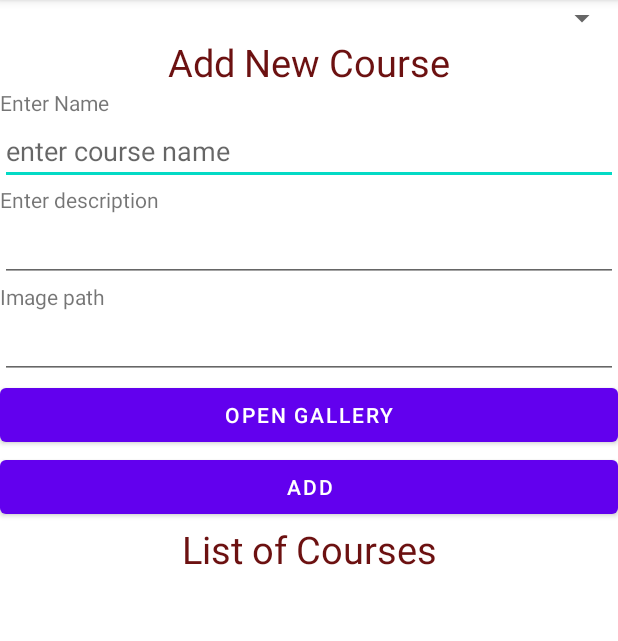
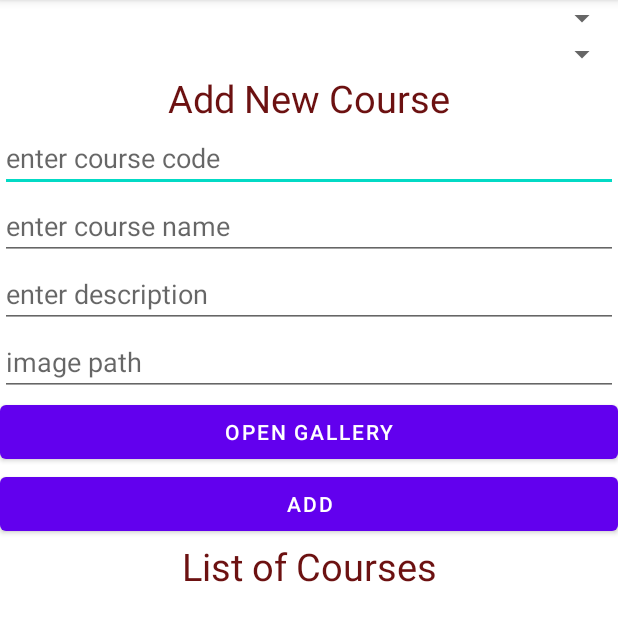
Before and after one commit to A00230757/HarpreetCambrianCoursesApp, an Android app: the AddCoursesActivity screen opened directly, with no data from a screen before it, after a tap on "ADD", on a phone screen of 412 x 824 dp, the part 84-725 px from its top. Run offline under Robolectric (Android 15) with nearby library versions, the phone set to English and light mode, and no system bars; our stand-ins replace Firebase (no records; nobody signed in at launch, a user with empty details on screens opened directly), Picasso; pictures from the network do not load.

Commit message:
in add courses earlier there was no course code and professor.
 now i made few changes in  this activity and first of all departments are visible in spinner and in second spinner professors in that department are shown. Admin can choose any department and professor under that departmnet to add course. So in this way new course with its code , name , description is added and also professor is assigned to the course.

 Files changed course.java (few columns added)
 activity_add_courses.xml (spinner for professor , course code edittext added)
 AddCoursesActivity.java (professor for selected department fetched automatically  to assign to course)

```diff
--- a/app/src/main/java/com/example/harpreetcambriancoursesapp/AddCoursesActivity.java
+++ b/app/src/main/java/com/example/harpreetcambriancoursesapp/AddCoursesActivity.java
@@ -47,11 +47,13 @@ public class AddCoursesActivity extends AppCompatActivity {
     myadapter mycustomadapter_courses;
 
     ListView listview_courses;
-    EditText edittext_course_name,edittext_description,edittext_imagepath;
+    EditText edittext_course_code,edittext_course_name,edittext_description,edittext_imagepath;
 
-    Spinner spinnerdepartment;
+    Spinner spinnerdepartment , spinnerprofessor;
     ArrayList<String> arraydepartments = new ArrayList<>();
     ArrayAdapter<String> adapter_departments ;
+    ArrayList<String> arrayprofessors = new ArrayList<>();
+    ArrayAdapter<String> adapter_professor;
 
     FirebaseDatabase firebaseDatabase;
     DatabaseReference mainrefcourse;
@@ -61,12 +63,14 @@ public class AddCoursesActivity extends AppCompatActivity {
 
     String course_photopath="/storage/emulated/0/Pictures/Title (30).jpg/d1";
     String selected_department="";
+    String selected_professor="";
     @Override
     protected void onCreate(Bundle savedInstanceState) {
         super.onCreate(savedInstanceState);
         setContentView(R.layout.activity_add_courses);
 
         listview_courses = (ListView) (findViewById(R.id.listview_courses));
+        edittext_course_code = (EditText) (findViewById(R.id.edittext_course_code));
         edittext_course_name = (EditText) (findViewById(R.id.edittext_course_name));
         edittext_description = (EditText) (findViewById(R.id.edittext_description));
         edittext_imagepath = (EditText) (findViewById(R.id.edittext_imagepath));
@@ -74,6 +78,9 @@ public class AddCoursesActivity extends AppCompatActivity {
         spinnerdepartment = (Spinner) (findViewById(R.id.spinnerdepartment));
         adapter_departments = new ArrayAdapter<String>(this,android.R.layout.simple_list_item_1,arraydepartments);
         spinnerdepartment.setAdapter(adapter_departments);
+        spinnerprofessor = (Spinner) (findViewById(R.id.spinnerprofessor));
+        adapter_professor = new ArrayAdapter<String>(this,android.R.layout.simple_list_item_1,arrayprofessors);
+        spinnerprofessor.setAdapter(adapter_professor);
 
 
 
@@ -92,7 +99,12 @@ public class AddCoursesActivity extends AppCompatActivity {
             @Override
             public void onItemSelected(AdapterView<?> parent, View view, int position, long id) {
                 selected_department = arraydepartments.get(position);
-                fetchCoursesFromFirebase(selected_department);
+                if(!selected_department.equals("")){
+                    arraylist_courses.clear();
+                    mycustomadapter_courses.notifyDataSetChanged();
+                    fetchProfessorsFromFirebase();
+                }
+                //fetchProfessorsFromFirebase();
                 Toast.makeText(getApplicationContext(),selected_department,Toast.LENGTH_SHORT).show();
 
             }
@@ -102,6 +114,23 @@ public class AddCoursesActivity extends AppCompatActivity {
 
             }
         });
+
+        spinnerprofessor.setOnItemSelectedListener(new AdapterView.OnItemSelectedListener() {
+            @Override
+            public void onItemSelected(AdapterView<?> parent, View view, int position, long id) {
+                selected_professor = arrayprofessors.get(position);
+                fetchCoursesFromFirebase(selected_department,selected_professor);
+                Toast.makeText(getApplicationContext(),selected_professor,Toast.LENGTH_SHORT).show();
+
+            }
+
+            @Override
+            public void onNothingSelected(AdapterView<?> parent) {
+
+            }
+        });
+
+
 
         listview_courses.setOnItemClickListener(new AdapterView.OnItemClickListener() {
             @Override
@@ -134,6 +163,8 @@ public class AddCoursesActivity extends AppCompatActivity {
                     arraydepartments.add(depttemp.name);
                 }
                 adapter_departments.notifyDataSetChanged();
+                //fetchProfessorsFromFirebase();
+
             }
             @Override
             public void onCancelled(DatabaseError databaseError) {
@@ -142,7 +173,41 @@ public class AddCoursesActivity extends AppCompatActivity {
         });
     }
 
-    public void fetchCoursesFromFirebase(String department_selected){
+    public void fetchProfessorsFromFirebase(){
+        arrayprofessors.clear();
+        DatabaseReference mainrefprofessor;
+        DatabaseReference professorref;
+        mainrefprofessor = firebaseDatabase.getReference();
+        professorref =mainrefprofessor.child("professors");
+        professorref.addValueEventListener(new ValueEventListener() {
+            @Override
+            public void onDataChange(DataSnapshot dataSnapshot) {
+                arrayprofessors.clear();
+                //Log.d("MYESSAGE",dataSnapshot.toString());
+                for(DataSnapshot  singlesnapshot : dataSnapshot.getChildren())
+                {
+                    professor proftemp = singlesnapshot.getValue(professor.class);
+                    try {
+                        Log.d("MYESSAGE",singlesnapshot.getValue(professor.class).name);
+                    }
+                    catch (Exception ex){
+                        ex.printStackTrace();
+                    }
+                    if (proftemp.under_dept.equals(selected_department)){
+                        arrayprofessors.add(proftemp.name);
+                    }
+                }
+                adapter_professor.notifyDataSetChanged();
+            }
+            @Override
+            public void onCancelled(DatabaseError databaseError) {
+
+            }
+        });
+    }
+
+
+    public void fetchCoursesFromFirebase(String department_selected ,String professor_selected){
         arraylist_courses.clear();
         courseref.addValueEventListener(new ValueEventListener() {
             @Override
@@ -153,7 +218,7 @@ public class AddCoursesActivity extends AppCompatActivity {
                 {
                     course coursetemp = singlesnapshot.getValue(course.class);
                     try {
-                        if(coursetemp.under_dept.equals(department_selected)){
+                        if(coursetemp.under_dept.equals(department_selected)&& coursetemp.professor.equals(selected_professor)){
                             arraylist_courses.add(coursetemp);
                         }
                     }
@@ -171,11 +236,11 @@ public class AddCoursesActivity extends AppCompatActivity {
         });
     }
 
-    public boolean checkDuplicateEntry (String coursename){
+    public boolean checkDuplicateEntry (String coursecode){
         boolean flag = true;
         for(int i=0; i<arraylist_courses.size(); i++) {
-            String single_course_name = arraylist_courses.get(i).name;
-            if (single_course_name.equals(coursename)){
+            String single_course_code = arraylist_courses.get(i).coursecode;
+            if (single_course_code.equals(coursecode)){
                 flag = false;
                 break;
             }
@@ -237,8 +302,12 @@ public class AddCoursesActivity extends AppCompatActivity {
     public void add(View view)
     {
         String name_course = edittext_course_name.getText().toString();
+        String code_course = edittext_course_name.getText().toString();
         String description_course = edittext_description.getText().toString();
-        if (name_course.isEmpty()){
+        if (code_course.isEmpty()){
+            Toast.makeText(getApplicationContext(),"Enter course code",Toast.LENGTH_SHORT).show();
+        }
+        else if (name_course.isEmpty()){
             Toast.makeText(getApplicationContext(),"Enter course name",Toast.LENGTH_SHORT).show();
         }
         else if(description_course.isEmpty()){
@@ -248,34 +317,36 @@ public class AddCoursesActivity extends AppCompatActivity {
             Toast.makeText(getApplicationContext(),"Choose course image",Toast.LENGTH_SHORT).show();
         }
         else{
-            course course_object = new course(name_course,description_course,course_photopath+"/"+name_course,selected_department);
+            course course_object = new course(code_course,name_course,description_course,course_photopath+"/"+name_course,selected_department, selected_professor);
             DatabaseReference course_reference = courseref.child(name_course);
             Log.d("MYMESSAGE",course_reference.getKey());
-            if(checkDuplicateEntry(name_course)) {
+            if(checkDuplicateEntry(code_course)) {
                 course_reference.setValue(course_object);
-                uploadlogic(course_photopath , name_course);
+                uploadlogic(course_photopath , code_course);
             }
             else{
-                Toast.makeText(getApplicationContext(),"course with same name in this department already exists",Toast.LENGTH_SHORT).show();
+                Toast.makeText(getApplicationContext(),"course with same code in this department already exists",Toast.LENGTH_SHORT).show();
             }
         }
     }
 
-    public void uploadlogic(String path , String coursename)
+    public void uploadlogic(String path , String coursecode)
     {
         File localfile=new File(path);
         final long uploadfilesize = localfile.length();
-        StorageReference filerefoncloud = mainrefstorage.child("/courses/"+course_photopath+"/"+coursename);
+        StorageReference filerefoncloud = mainrefstorage.child("/courses/"+course_photopath+"/"+coursecode);
         UploadTask myuploadtask = filerefoncloud.putFile(Uri.fromFile(localfile));
         myuploadtask.addOnSuccessListener(new OnSuccessListener<UploadTask.TaskSnapshot>() {
             @Override
             public void onSuccess(UploadTask.TaskSnapshot taskSnapshot) {
                 Toast.makeText(AddCoursesActivity.this, "New course Added ,Upload DONE !!!!", Toast.LENGTH_SHORT).show();
                 //tv3.setText(taskSnapshot.getMetadata().getReference().getDownloadUrl().toString()+"");
+                edittext_course_code.setText("");
                 edittext_course_name.setText("");
                 edittext_description.setText("");
                 edittext_imagepath.setText("");
                 course_photopath="";
+
                 //fetchCoursesFromFirebase(selected_department);
             }
         });
@@ -364,7 +435,7 @@ public class AddCoursesActivity extends AppCompatActivity {
                                     for (DataSnapshot singleSnapshot: dataSnapshot.getChildren()) {
                                         singleSnapshot.getRef().removeValue();
                                         deletefile(d.path);
-                                        fetchCoursesFromFirebase(selected_department);
+                                        fetchCoursesFromFirebase(selected_department,selected_professor);
                                     }
                                 }
                                 @Override
--- a/app/src/main/java/com/example/harpreetcambriancoursesapp/course.java
+++ b/app/src/main/java/com/example/harpreetcambriancoursesapp/course.java
@@ -1,20 +1,24 @@
 package com.example.harpreetcambriancoursesapp;
 
 public class course {
+    public String coursecode;
     public String name;
     public String description;
     public String path;
     public String under_dept;
+    public String professor;
     course(){
         name="";
         description = "";
     }
-    public course(String name,String description,String path , String under_dept)
+    public course(String coursecode ,String name,String description,String path , String under_dept, String professor)
     {
+        this.coursecode=coursecode;
         this.name=name;
         this.description = description;
         this.path = path;
         this.under_dept=under_dept;
+        this.professor=professor;
     }
 
 
--- a/app/src/main/res/layout/activity_add_courses.xml
+++ b/app/src/main/res/layout/activity_add_courses.xml
@@ -19,6 +19,13 @@
             android:layout_width="match_parent"
             android:layout_height="wrap_content">
         </Spinner>
+        <Spinner
+            android:id="@+id/spinnerprofessor"
+            android:textColor="#000000"
+            android:textStyle="bold"
+            android:layout_width="match_parent"
+            android:layout_height="wrap_content">
+        </Spinner>
 
         <TextView
             android:gravity="center"
@@ -27,31 +34,26 @@
             android:text="Add New Course"
             android:layout_width="match_parent"
             android:layout_height="wrap_content" />
-
-        <TextView
-            android:text="Enter Name"
+        <EditText
+            android:hint="enter course code"
+            android:id="@+id/edittext_course_code"
             android:layout_width="match_parent"
             android:layout_height="wrap_content" />
+
         <EditText
             android:hint="enter course name"
             android:id="@+id/edittext_course_name"
             android:layout_width="match_parent"
             android:layout_height="wrap_content" />
 
-        <TextView
-            android:text="Enter description"
-            android:layout_width="match_parent"
-            android:layout_height="wrap_content" />
         <EditText
+            android:hint="enter description"
             android:id="@+id/edittext_description"
             android:layout_width="match_parent"
             android:layout_height="wrap_content" />
 
-        <TextView
-            android:text="Image path"
-            android:layout_width="match_parent"
-            android:layout_height="wrap_content" />
         <EditText
+            android:hint="image path"
             android:id="@+id/edittext_imagepath"
             android:layout_width="match_parent"
             android:layout_height="wrap_content" />
@@ -83,7 +85,7 @@
         <ListView
             android:id="@+id/listview_courses"
             android:layout_width="match_parent"
-            android:layout_height="350dp"></ListView>
+            android:layout_height="300dp"></ListView>
 
 
     </LinearLayout>
```
